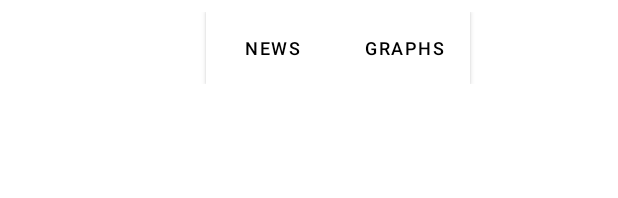
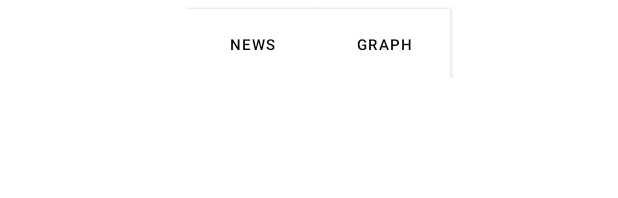
Before and after one commit to vladeekkk/stock-info-project, an Android app: the layout stock_item.xml on its own in the app's theme, with its tools: preview values and no code run, on a phone screen of 412 x 824 dp. Shown: the top 198 px of the screen. Run offline under Robolectric (Android 15) with nearby library versions, the phone set to English and light mode, and no system bars.

Commit message:
minor layout changes

```diff
--- a/app/src/main/java/com/stockinfo/FragmentStockList.java
+++ b/app/src/main/java/com/stockinfo/FragmentStockList.java
@@ -102,7 +102,6 @@ public class FragmentStockList extends Fragment {
                     Log.i(TAG, "onResponse: " + trueStockList.size());
                     if (trueStockList.size() == names.size()) {
                         Log.i(TAG, "call.enqueue() finished");
-//                        setIDs();
                         setRecyclerView();
                     }
                 }
--- a/app/src/main/java/com/stockinfo/RecyclerViewAdapter.java
+++ b/app/src/main/java/com/stockinfo/RecyclerViewAdapter.java
@@ -64,6 +64,7 @@ public class RecyclerViewAdapter extends RecyclerView.Adapter<RecyclerViewAdapte
 
         private Button newsButton;
         private Button graphButton;
+        private Button addToFavs;
 
 
         public StockViewHolder(@NonNull View itemView) {
--- /dev/null
+++ b/app/src/main/res/drawable/ic_star_empty_24.xml
@@ -0,0 +1,5 @@
+<vector android:height="24dp" android:tint="#C2C4E2"
+    android:viewportHeight="24" android:viewportWidth="24"
+    android:width="24dp" xmlns:android="http://schemas.android.com/apk/res/android">
+    <path android:fillColor="@android:color/white" android:pathData="M12,17.27L18.18,21l-1.64,-7.03L22,9.24l-7.19,-0.61L12,2 9.19,8.63 2,9.24l5.46,4.73L5.82,21z"/>
+</vector>
--- /dev/null
+++ b/app/src/main/res/drawable/ic_star_filled_24.xml
@@ -0,0 +1,5 @@
+<vector android:height="24dp" android:tint="#000240"
+    android:viewportHeight="24" android:viewportWidth="24"
+    android:width="24dp" xmlns:android="http://schemas.android.com/apk/res/android">
+    <path android:fillColor="@android:color/white" android:pathData="M12,17.27L18.18,21l-1.64,-7.03L22,9.24l-7.19,-0.61L12,2 9.19,8.63 2,9.24l5.46,4.73L5.82,21z"/>
+</vector>
--- a/app/src/main/res/layout/stock_item.xml
+++ b/app/src/main/res/layout/stock_item.xml
@@ -3,7 +3,7 @@
     xmlns:app="http://schemas.android.com/apk/res-auto"
     android:layout_width="match_parent"
     android:layout_height="wrap_content"
-    android:layout_margin="8dp">
+    android:layout_margin="4dp">
 
     <LinearLayout
         android:layout_width="match_parent"
@@ -24,29 +24,41 @@
             android:id="@+id/stock_info_price_view"
             android:layout_width="wrap_content"
             android:layout_height="wrap_content"
-            android:layout_marginHorizontal="10dp"
+            android:layout_marginHorizontal="5dp"
             android:text="Price"
             android:textColor="@android:color/white"
             android:textSize="16sp" />
 
+        <LinearLayout
+            android:layout_width="wrap_content"
+            android:layout_height="wrap_content"
+            android:orientation="horizontal">
         <Button
             android:id="@+id/btn_news"
             android:layout_width="wrap_content"
             android:layout_height="wrap_content"
+            android:background="#080808"
             android:text="NEWS"
             android:textColor="@color/black"
-            android:textSize="12dp"
-            android:background="#080808"
-          />
+            android:textSize="10dp"
+            />
         <Button
             android:id="@+id/btn_graph"
             android:layout_width="wrap_content"
             android:layout_height="wrap_content"
-            android:text="GRAPHS"
-            android:textSize="12dp"
+            android:text="GRAPH"
+            android:textSize="10dp"
             android:textColor="@color/black"
             android:background="#080808"
             />
+        <Button
+            android:id="@+id/btn_star"
+            android:layout_width="wrap_content"
+            android:layout_height="wrap_content"
+            android:background="@drawable/ic_star_filled_24"
+            />
+
+        </LinearLayout>
 
     </LinearLayout>
 
```
